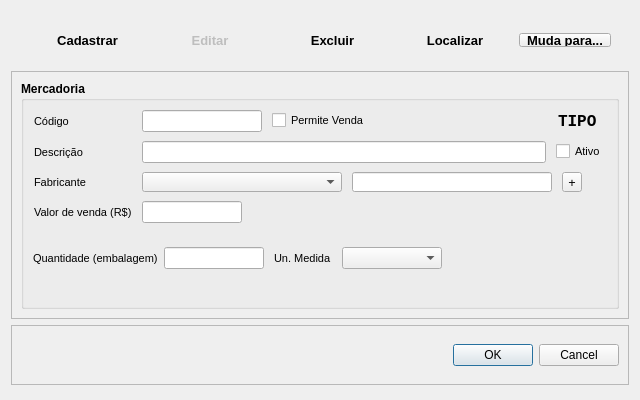
First picture: the form in Resources/UI/CadastroMercadoria.ui, repository Klubas/Projeto-SOAD, before the edit.
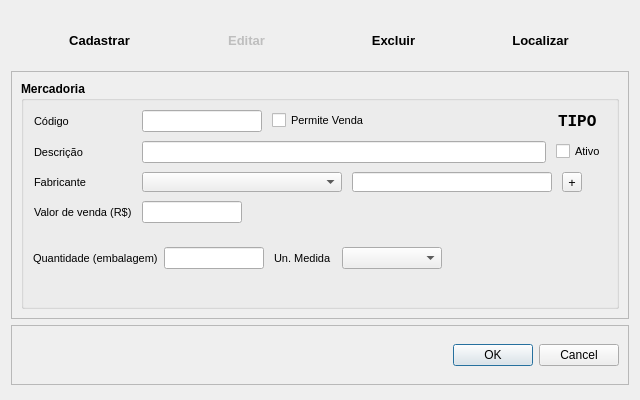
Second picture: the form after the edit.

```diff
--- a/Resources/UI/CadastroMercadoria.ui
+++ b/Resources/UI/CadastroMercadoria.ui
@@ -59,7 +59,7 @@
        </property>
        <layout class="QHBoxLayout" name="horizontalLayout_4">
         <item>
-         <widget class="QFrame" name="">
+         <widget class="QFrame" name="frame">
           <property name="font">
            <font>
             <pointsize>10</pointsize>
@@ -163,28 +163,6 @@
              </property>
             </widget>
            </item>
-           <item>
-            <widget class="QToolButton" name="toolButton_mudar_cadastro">
-             <property name="text">
-              <string>Muda para...</string>
-             </property>
-             <property name="iconSize">
-              <size>
-               <width>26</width>
-               <height>16</height>
-              </size>
-             </property>
-             <property name="popupMode">
-              <enum>QToolButton::InstantPopup</enum>
-             </property>
-             <property name="toolButtonStyle">
-              <enum>Qt::ToolButtonTextBesideIcon</enum>
-             </property>
-             <property name="autoRaise">
-              <bool>false</bool>
-             </property>
-            </widget>
-           </item>
           </layout>
          </widget>
         </item>
```
